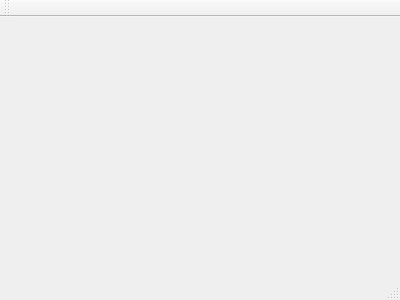
Above: untitled2/mainwindow.ui from lining111k/brainmusic before the change. Below: the same form after it.
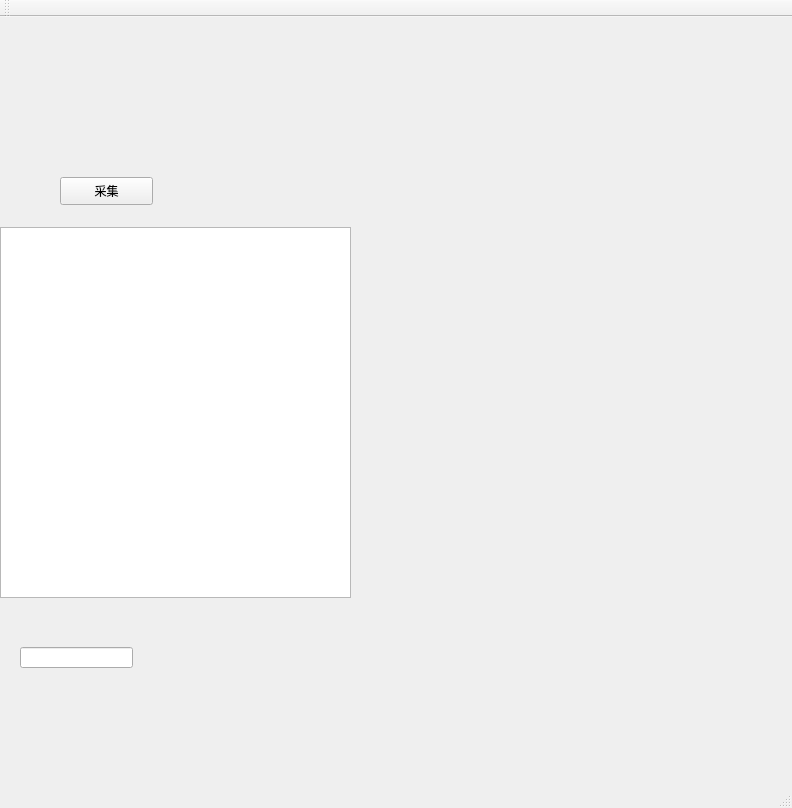
That is the form after the change. Custom widgets are drawn as their Qt base class.

```diff
--- a/untitled2/mainwindow.ui
+++ b/untitled2/mainwindow.ui
@@ -1,24 +1,111 @@
 <ui version="4.0">
  <class>MainWindow</class>
- <widget class="QMainWindow" name="MainWindow" >
-  <property name="geometry" >
+ <widget class="QMainWindow" name="MainWindow">
+  <property name="geometry">
    <rect>
     <x>0</x>
     <y>0</y>
-    <width>400</width>
-    <height>300</height>
+    <width>792</width>
+    <height>808</height>
    </rect>
   </property>
   <property name="windowTitle" >
    <string>MainWindow</string>
   </property>
-  <widget class="QMenuBar" name="menuBar" />
-  <widget class="QToolBar" name="mainToolBar" />
-  <widget class="QWidget" name="centralWidget" />
-  <widget class="QStatusBar" name="statusBar" />
+  <widget class="QWidget" name="centralWidget">
+   <widget class="QPushButton" name="pushButton">
+    <property name="geometry">
+     <rect>
+      <x>60</x>
+      <y>160</y>
+      <width>93</width>
+      <height>28</height>
+     </rect>
+    </property>
+    <property name="text">
+     <string>采集</string>
+    </property>
+   </widget>
+   <widget class="QChartView" name="widget_ch1" native="true">
+    <property name="geometry">
+     <rect>
+      <x>380</x>
+      <y>-10</y>
+      <width>411</width>
+      <height>221</height>
+     </rect>
+    </property>
+   </widget>
+   <widget class="QChartView" name="widget_ch3" native="true">
+    <property name="geometry">
+     <rect>
+      <x>380</x>
+      <y>430</y>
+      <width>391</width>
+      <height>241</height>
+     </rect>
+    </property>
+   </widget>
+   <widget class="QTextEdit" name="textEdit">
+    <property name="geometry">
+     <rect>
+      <x>0</x>
+      <y>210</y>
+      <width>351</width>
+      <height>371</height>
+     </rect>
+    </property>
+   </widget>
+   <widget class="QLineEdit" name="lineEdit">
+    <property name="geometry">
+     <rect>
+      <x>20</x>
+      <y>630</y>
+      <width>113</width>
+      <height>21</height>
+     </rect>
+    </property>
+   </widget>
+   <widget class="QChartView" name="widget_ch2" native="true">
+    <property name="geometry">
+     <rect>
+      <x>380</x>
+      <y>210</y>
+      <width>411</width>
+      <height>221</height>
+     </rect>
+    </property>
+   </widget>
+  </widget>
+  <widget class="QMenuBar" name="menuBar">
+   <property name="geometry">
+    <rect>
+     <x>0</x>
+     <y>0</y>
+     <width>792</width>
+     <height>26</height>
+    </rect>
+   </property>
+  </widget>
+  <widget class="QToolBar" name="mainToolBar">
+   <attribute name="toolBarArea">
+    <enum>TopToolBarArea</enum>
+   </attribute>
+   <attribute name="toolBarBreak">
+    <bool>false</bool>
+   </attribute>
+  </widget>
+  <widget class="QStatusBar" name="statusBar"/>
  </widget>
- <layoutDefault spacing="6" margin="11" />
- <pixmapfunction></pixmapfunction>
+ <layoutdefault spacing="6" margin="11"/>
+ <customwidgets>
+  <customwidget>
+   <class>QChartView</class>
+   <extends>QWidget</extends>
+   <header location="global">qchartview.h</header>
+   <container>1</container>
+  </customwidget>
+ </customwidgets>
  <resources/>
  <connections/>
 </ui>
```
Left out of the diff: 3 changed lines with no effect on the pictures.
